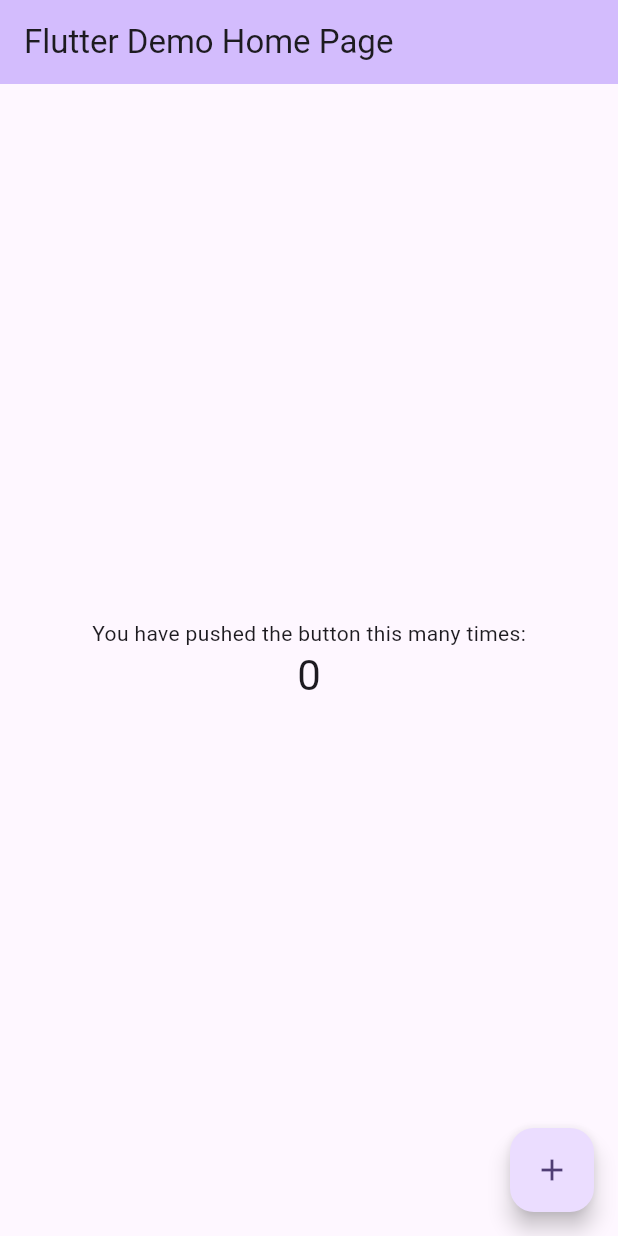
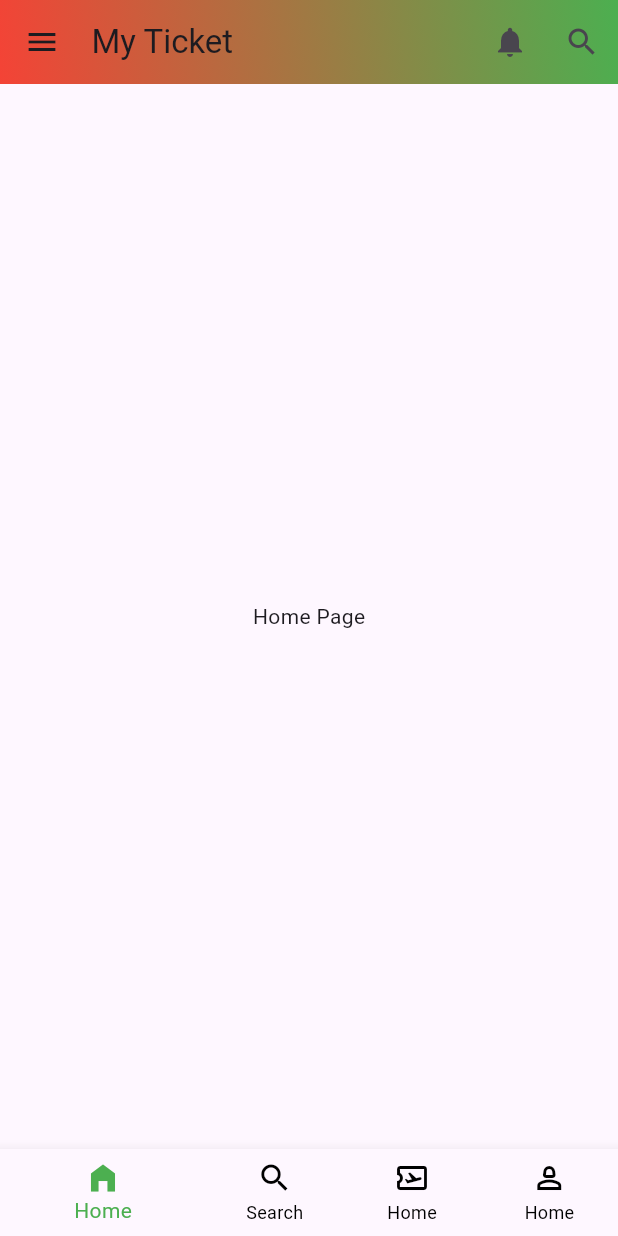
Before and after one commit to abdulwahabfuseini/flutter_app_demo, a Flutter app: the screen it shows after launch, on a phone screen of 412 x 824 dp. Run offline on Flutter 3.47's test engine with Material 3 defaults, Android fonts, the phone set to English and light mode, and no system bars.

Commit message:
Created AppBar and BottomNavigation

```diff
--- /dev/null
+++ b/lib/base/button_nav_bar.dart
@@ -0,0 +1,70 @@
+import 'package:flutter/material.dart';
+import 'package:flutter_app_demo/screens/home_screen.dart';
+import 'package:flutter_app_demo/screens/profile_screen.dart';
+import 'package:flutter_app_demo/screens/search_screen.dart';
+import 'package:flutter_app_demo/screens/ticket_screen.dart';
+
+class BottomNavBar extends StatefulWidget {
+  const BottomNavBar({super.key});
+
+  @override
+  State<BottomNavBar> createState() => _BottomNavBarState();
+}
+
+class _BottomNavBarState extends State<BottomNavBar> {
+  final appScreen = [
+    const HomeScreen(),
+    const SearchScreen(),
+    const TicketScreen(),
+    const ProfileScreen(),
+  ];
+
+  int _selectedItem = 0;
+
+  void onItemTapped(int index){
+    setState(() {
+      _selectedItem = index;
+    });
+  }
+
+  @override
+  Widget build(BuildContext context) {
+    return Scaffold(
+      appBar: AppBar(
+        title: Text("My Ticket"),
+        leading: IconButton(icon: Icon(Icons.menu), onPressed: (){},),
+        actions: [
+          IconButton(icon: Icon(Icons.notifications), onPressed: (){},),
+          IconButton(icon: Icon(Icons.search), onPressed: (){},),
+        ],
+        elevation: 5,
+        titleSpacing: 5,
+        flexibleSpace: Container(
+          decoration: BoxDecoration(
+            gradient: LinearGradient(colors: [
+              Colors.green, Colors.red
+            ],
+            begin: Alignment.topRight,
+              end: Alignment.bottomLeft
+            )
+          ),
+        ),
+      ),
+      body: appScreen[_selectedItem],
+      bottomNavigationBar:
+
+      BottomNavigationBar(
+          onTap: onItemTapped,
+          currentIndex: _selectedItem,
+          selectedItemColor: Colors.green,
+          unselectedItemColor: Colors.black,
+          showUnselectedLabels: true,
+          items: const [
+        BottomNavigationBarItem(icon: Icon(Icons.home), activeIcon: Icon(Icons.home_filled), label: "Home"),
+        BottomNavigationBarItem(icon: Icon(Icons.search_outlined), activeIcon: Icon(Icons.search), label: "Search"),
+        BottomNavigationBarItem(icon: Icon(Icons.airplane_ticket_outlined), activeIcon: Icon(Icons.airplane_ticket), label: "Home"),
+        BottomNavigationBarItem(icon: Icon(Icons.person_2_outlined), activeIcon: Icon(Icons.person), label: "Home"),
+      ]),
+    );
+  }
+}
--- a/lib/main.dart
+++ b/lib/main.dart
@@ -1,4 +1,5 @@
 import 'package:flutter/material.dart';
+import 'package:flutter_app_demo/base/button_nav_bar.dart';
 
 void main() {
   runApp(const MyApp());
@@ -7,116 +8,15 @@ void main() {
 class MyApp extends StatelessWidget {
   const MyApp({super.key});
 
-  // This widget is the root of your application.
-  @override
+    @override
   Widget build(BuildContext context) {
     return MaterialApp(
+      debugShowCheckedModeBanner: false,
       title: 'Flutter Demo',
       theme: ThemeData(
-        // This is the theme of your application.
-        //
-        // TRY THIS: Try running your application with "flutter run". You'll see
-        // the application has a purple toolbar. Then, without quitting the app,
-        // try changing the seedColor in the colorScheme below to Colors.green
-        // and then invoke "hot reload" (save your changes or press the "hot
-        // reload" button in a Flutter-supported IDE, or press "r" if you used
-        // the command line to start the app).
-        //
-        // Notice that the counter didn't reset back to zero; the application
-        // state is not lost during the reload. To reset the state, use hot
-        // restart instead.
-        //
-        // This works for code too, not just values: Most code changes can be
-        // tested with just a hot reload.
         colorScheme: ColorScheme.fromSeed(seedColor: Colors.deepPurple),
       ),
-      home: const MyHomePage(title: 'Flutter Demo Home Page'),
+      home: const BottomNavBar(),
     );
   }
 }
-
-class MyHomePage extends StatefulWidget {
-  const MyHomePage({super.key, required this.title});
-
-  // This widget is the home page of your application. It is stateful, meaning
-  // that it has a State object (defined below) that contains fields that affect
-  // how it looks.
-
-  // This class is the configuration for the state. It holds the values (in this
-  // case the title) provided by the parent (in this case the App widget) and
-  // used by the build method of the State. Fields in a Widget subclass are
-  // always marked "final".
-
-  final String title;
-
-  @override
-  State<MyHomePage> createState() => _MyHomePageState();
-}
-
-class _MyHomePageState extends State<MyHomePage> {
-  int _counter = 0;
-
-  void _incrementCounter() {
-    setState(() {
-      // This call to setState tells the Flutter framework that something has
-      // changed in this State, which causes it to rerun the build method below
-      // so that the display can reflect the updated values. If we changed
-      // _counter without calling setState(), then the build method would not be
-      // called again, and so nothing would appear to happen.
-      _counter++;
-    });
-  }
-
-  @override
-  Widget build(BuildContext context) {
-    // This method is rerun every time setState is called, for instance as done
-    // by the _incrementCounter method above.
-    //
-    // The Flutter framework has been optimized to make rerunning build methods
-    // fast, so that you can just rebuild anything that needs updating rather
-    // than having to individually change instances of widgets.
-    return Scaffold(
-      appBar: AppBar(
-        // TRY THIS: Try changing the color here to a specific color (to
-        // Colors.amber, perhaps?) and trigger a hot reload to see the AppBar
-        // change color while the other colors stay the same.
-        backgroundColor: Theme.of(context).colorScheme.inversePrimary,
-        // Here we take the value from the MyHomePage object that was created by
-        // the App.build method, and use it to set our appbar title.
-        title: Text(widget.title),
-      ),
-      body: Center(
-        // Center is a layout widget. It takes a single child and positions it
-        // in the middle of the parent.
-        child: Column(
-          // Column is also a layout widget. It takes a list of children and
-          // arranges them vertically. By default, it sizes itself to fit its
-          // children horizontally, and tries to be as tall as its parent.
-          //
-          // Column has various properties to control how it sizes itself and
-          // how it positions its children. Here we use mainAxisAlignment to
-          // center the children vertically; the main axis here is the vertical
-          // axis because Columns are vertical (the cross axis would be
-          // horizontal).
-          //
-          // TRY THIS: Invoke "debug painting" (choose the "Toggle Debug Paint"
-          // action in the IDE, or press "p" in the console), to see the
-          // wireframe for each widget.
-          mainAxisAlignment: MainAxisAlignment.center,
-          children: <Widget>[
-            const Text('You have pushed the button this many times:'),
-            Text(
-              '$_counter',
-              style: Theme.of(context).textTheme.headlineMedium,
-            ),
-          ],
-        ),
-      ),
-      floatingActionButton: FloatingActionButton(
-        onPressed: _incrementCounter,
-        tooltip: 'Increment',
-        child: const Icon(Icons.add),
-      ), // This trailing comma makes auto-formatting nicer for build methods.
-    );
-  }
-}
--- /dev/null
+++ b/lib/screens/home_screen.dart
@@ -0,0 +1,10 @@
+import 'package:flutter/material.dart';
+
+class HomeScreen extends StatelessWidget {
+  const HomeScreen({super.key});
+
+  @override
+  Widget build(BuildContext context) {
+    return Center(child: const Text("Home Page"));
+  }
+}
--- /dev/null
+++ b/lib/screens/profile_screen.dart
@@ -0,0 +1,10 @@
+import 'package:flutter/material.dart';
+
+class ProfileScreen extends StatelessWidget {
+  const ProfileScreen({super.key});
+
+  @override
+  Widget build(BuildContext context) {
+    return Center(child: const Text("Profile Page"));
+  }
+}
--- /dev/null
+++ b/lib/screens/search_screen.dart
@@ -0,0 +1,10 @@
+import 'package:flutter/material.dart';
+
+class SearchScreen extends StatelessWidget {
+  const SearchScreen({super.key});
+
+  @override
+  Widget build(BuildContext context) {
+    return Center(child: const Text("Search Page"));
+  }
+}
--- /dev/null
+++ b/lib/screens/ticket_screen.dart
@@ -0,0 +1,10 @@
+import 'package:flutter/material.dart';
+
+class TicketScreen extends StatelessWidget {
+  const TicketScreen({super.key});
+
+  @override
+  Widget build(BuildContext context) {
+    return Center(child: const Text("Ticket Page"));
+  }
+}
```
